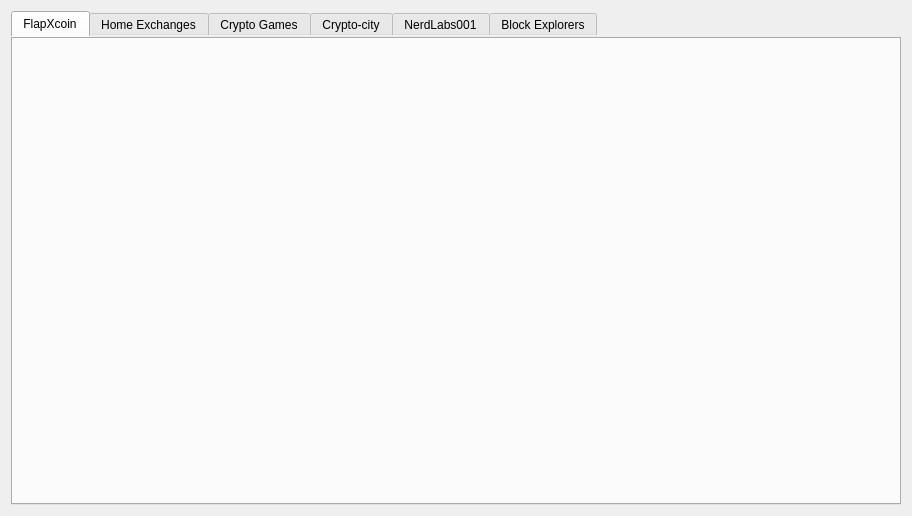
This is src/qt/forms/shoppingpage.ui in FlapXCoin/flapxcoin as Qt 5 draws it before an edit. The edited form follows.
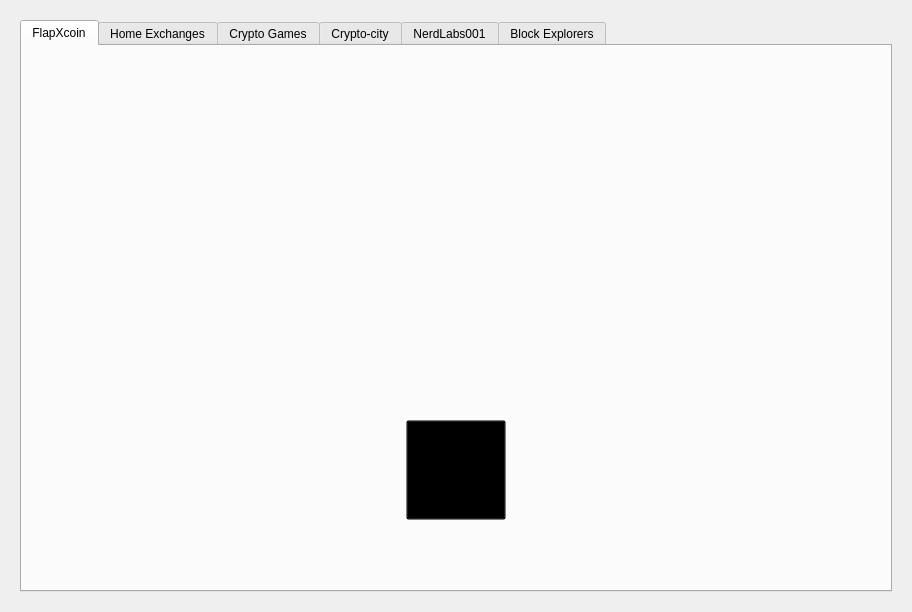
This is the edited form. The open tabs and pages were chosen to show the change. Icons and pictures are not drawn.

```diff
--- a/src/qt/forms/shoppingpage.ui
+++ b/src/qt/forms/shoppingpage.ui
@@ -10,7 +10,7 @@
     <x>0</x>
     <y>0</y>
     <width>912</width>
-    <height>516</height>
+    <height>612</height>
    </rect>
   </property>
   <property name="sizePolicy">
@@ -38,6 +38,18 @@
    <string notr="true">background-image:url(:/images/res/images/art/flapxspace.png);</string>
   </property>
   <layout class="QGridLayout" name="gridLayout_11">
+   <property name="leftMargin">
+    <number>20</number>
+   </property>
+   <property name="topMargin">
+    <number>20</number>
+   </property>
+   <property name="rightMargin">
+    <number>20</number>
+   </property>
+   <property name="bottomMargin">
+    <number>20</number>
+   </property>
    <item row="0" column="0">
     <widget class="QTabWidget" name="tabWidget">
      <property name="enabled">
@@ -71,7 +83,7 @@
       <bool>false</bool>
      </property>
      <property name="styleSheet">
-      <string notr="true">background-image:url(:/images/res/images/art/flapxspace.png);border:0;</string>
+      <string notr="true">background-image:url(:/images/res/images/art/flapxspace.png);</string>
      </property>
      <property name="tabPosition">
       <enum>QTabWidget::North</enum>
@@ -105,7 +117,7 @@
      </property>
      <widget class="QWidget" name="flapxcoin">
       <property name="styleSheet">
-       <string notr="true">background:transparent;</string>
+       <string notr="true">background-image:url(:/images/res/images/art/space.png);</string>
       </property>
       <attribute name="icon">
        <iconset resource="../bitcoin.qrc">
@@ -115,25 +127,6 @@
        <string>FlapXcoin</string>
       </attribute>
       <layout class="QGridLayout" name="gridLayout_13">
-       <item row="5" column="0" colspan="2">
-        <widget class="Line" name="line_3">
-         <property name="minimumSize">
-          <size>
-           <width>600</width>
-           <height>0</height>
-          </size>
-         </property>
-         <property name="maximumSize">
-          <size>
-           <width>16777215</width>
-           <height>1</height>
-          </size>
-         </property>
-         <property name="orientation">
-          <enum>Qt::Horizontal</enum>
-         </property>
-        </widget>
-       </item>
        <item row="0" column="0" colspan="2">
         <widget class="QFrame" name="frame_100">
          <property name="minimumSize">
@@ -358,7 +351,7 @@
              </palette>
             </property>
             <property name="styleSheet">
-             <string notr="true">background:transparent;</string>
+             <string notr="true">background:transparent;border:0;</string>
             </property>
             <property name="icon">
              <iconset resource="../bitcoin.qrc">
@@ -478,7 +471,7 @@
              </palette>
             </property>
             <property name="styleSheet">
-             <string notr="true">background:transparent;</string>
+             <string notr="true">background:transparent;border:0;</string>
             </property>
             <property name="icon">
              <iconset resource="../bitcoin.qrc">
@@ -598,7 +591,7 @@
              </palette>
             </property>
             <property name="styleSheet">
-             <string notr="true">background:transparent;</string>
+             <string notr="true">background:transparent;border:0;</string>
             </property>
             <property name="icon">
              <iconset resource="../bitcoin.qrc">
@@ -826,7 +819,7 @@
              <string>&lt;html&gt;&lt;head/&gt;&lt;body&gt;&lt;p&gt;&lt;img src=&quot;:/toolTip/res/tooltips/CoinserverTooltip.png&quot;/&gt;&lt;/p&gt;&lt;/body&gt;&lt;/html&gt;</string>
             </property>
             <property name="styleSheet">
-             <string notr="true">background:transparent;</string>
+             <string notr="true">background:transparent;border:0;</string>
             </property>
             <property name="text">
              <string/>
@@ -962,7 +955,7 @@
              </palette>
             </property>
             <property name="styleSheet">
-             <string notr="true">background:transparent;</string>
+             <string notr="true">bacbackground:transparent;border:0;kground:transparent;</string>
             </property>
             <property name="text">
              <string/>
@@ -1098,7 +1091,7 @@
              </palette>
             </property>
             <property name="styleSheet">
-             <string notr="true">background:transparent;</string>
+             <string notr="true">background:tranbackground:transparent;border:0;sparent;</string>
             </property>
             <property name="text">
              <string/>
@@ -1221,7 +1214,7 @@
              </palette>
             </property>
             <property name="styleSheet">
-             <string notr="true">background:transparent;</string>
+             <string notr="true">backgrobackground:transparent;border:0;und:transparent;</string>
             </property>
             <property name="text">
              <string/>
@@ -1347,7 +1340,7 @@
              <string>&lt;html&gt;&lt;head/&gt;&lt;body&gt;&lt;p&gt;&lt;img src=&quot;:/toolTip/res/tooltips/CoinserverTooltip.png&quot;/&gt;&lt;/p&gt;&lt;/body&gt;&lt;/html&gt;</string>
             </property>
             <property name="styleSheet">
-             <string notr="true">background:transparent;</string>
+             <string notr="true">backbackground:transparent;border:0;ground:transparent;</string>
             </property>
             <property name="text">
              <string/>
@@ -1419,51 +1412,6 @@
          </layout>
         </widget>
        </item>
-       <item row="6" column="1">
-        <widget class="Line" name="line_2">
-         <property name="minimumSize">
-          <size>
-           <width>250</width>
-           <height>0</height>
-          </size>
-         </property>
-         <property name="maximumSize">
-          <size>
-           <width>250</width>
-           <height>1</height>
-          </size>
-         </property>
-         <property name="orientation">
-          <enum>Qt::Horizontal</enum>
-         </property>
-        </widget>
-       </item>
-       <item row="3" column="1">
-        <widget class="Line" name="line">
-         <property name="orientation">
-          <enum>Qt::Horizontal</enum>
-         </property>
-        </widget>
-       </item>
-       <item row="4" column="0">
-        <widget class="Line" name="line_4">
-         <property name="minimumSize">
-          <size>
-           <width>600</width>
-           <height>0</height>
-          </size>
-         </property>
-         <property name="maximumSize">
-          <size>
-           <width>16777215</width>
-           <height>1</height>
-          </size>
-         </property>
-         <property name="orientation">
-          <enum>Qt::Horizontal</enum>
-         </property>
-        </widget>
-       </item>
       </layout>
      </widget>
      <widget class="QWidget" name="flapwork">
```
Left out of the diff: 30 changed lines with no effect on the pictures.
